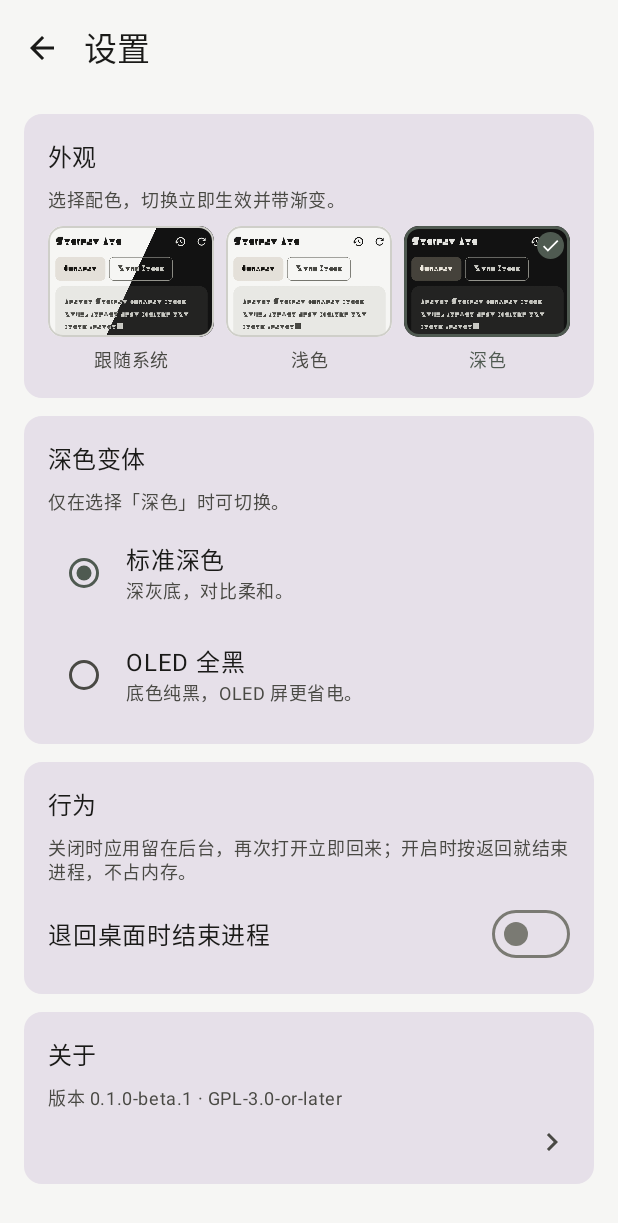
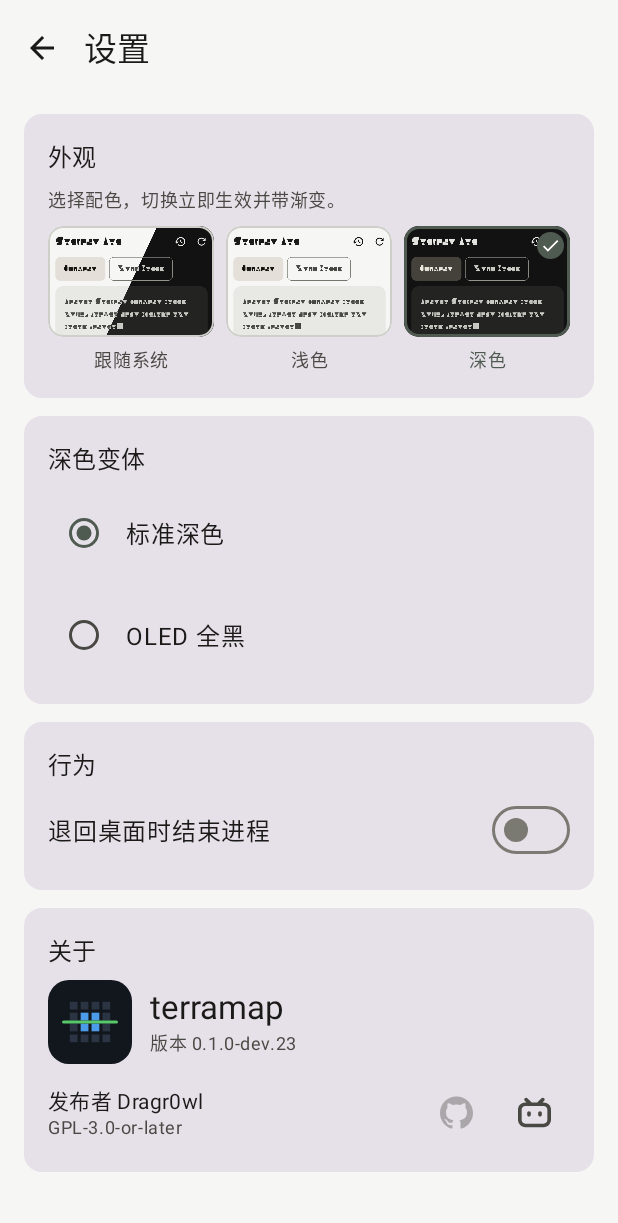
Before and after one commit to Dragrowl/TerraXaleid, an Android app built with Jetpack Compose: the composable SettingsScreen shown on its own in the app's theme, after a tap on "深色", on a phone screen of 412 x 824 dp. Shown: the top 1223 px of the screen. Run offline under Robolectric (Android 15) with nearby library versions, the phone set to English and light mode, and no system bars; 19 statements that could not run were skipped; 2 other taps on this screen came first.

Commit message:
refactor(android): about block inline on the settings page; variant card follows the resolved theme; drop descriptive subtitles

```diff
--- a/android/app/build.gradle.kts
+++ b/android/app/build.gradle.kts
@@ -22,8 +22,8 @@ android {
         applicationId = "io.terramap.android"
         minSdk = 24
         targetSdk = 34
-        versionCode = 25
-        versionName = "0.1.0-beta.1"
+        versionCode = 26
+        versionName = "0.1.0-dev.23"
     }
 
     buildFeatures {
--- /dev/null
+++ b/android/app/src/main/kotlin/io/terramap/android/ui/AboutBlock.kt
@@ -0,0 +1,134 @@
+// SPDX-License-Identifier: GPL-3.0-or-later
+
+package io.terramap.android.ui
+
+import android.content.ActivityNotFoundException
+import android.content.Intent
+import android.net.Uri
+import androidx.compose.foundation.Image
+import androidx.compose.foundation.background
+import androidx.compose.foundation.layout.Arrangement
+import androidx.compose.foundation.layout.Box
+import androidx.compose.foundation.layout.Column
+import androidx.compose.foundation.layout.Row
+import androidx.compose.foundation.layout.Spacer
+import androidx.compose.foundation.layout.fillMaxSize
+import androidx.compose.foundation.layout.fillMaxWidth
+import androidx.compose.foundation.layout.size
+import androidx.compose.foundation.layout.width
+import androidx.compose.foundation.shape.RoundedCornerShape
+import androidx.compose.material3.Icon
+import androidx.compose.material3.IconButton
+import androidx.compose.material3.MaterialTheme
+import androidx.compose.material3.Text
+import androidx.compose.runtime.Composable
+import androidx.compose.ui.Alignment
+import androidx.compose.ui.Modifier
+import androidx.compose.ui.draw.alpha
+import androidx.compose.ui.draw.clip
+import androidx.compose.ui.graphics.Color
+import androidx.compose.ui.platform.LocalContext
+import androidx.compose.ui.res.painterResource
+import androidx.compose.ui.res.stringResource
+import androidx.compose.ui.unit.dp
+import io.terramap.android.BuildConfig
+import io.terramap.android.R
+
+private val IconTile = Color(0xFF12161D)
+private const val BILIBILI_URL = "https://space.bilibili.com/3461573882415902"
+
+/**
+ * The about block, laid out inside the settings screen as its last card: mark and version on top,
+ * publisher and licence bottom-left, the two link buttons bottom-right. No separate screen.
+ */
+@Composable
+internal fun AboutBlock(onLinkFailed: () -> Unit) {
+    val context = LocalContext.current
+
+    Row(verticalAlignment = Alignment.CenterVertically) {
+        // The launcher icon is an adaptive-icon XML, which a painter cannot rasterise, so the mark is
+        // composed from the same vector on its dark tile.
+        Box(
+            modifier = Modifier
+                .size(56.dp)
+                .clip(RoundedCornerShape(14.dp))
+                .background(IconTile),
+            contentAlignment = Alignment.Center,
+        ) {
+            Image(
+                painter = painterResource(R.drawable.ic_launcher_foreground),
+                contentDescription = null,
+                modifier = Modifier.fillMaxSize(),
+            )
+        }
+        Spacer(Modifier.width(12.dp))
+        Column {
+            Text(
+                text = stringResource(R.string.app_name),
+                style = MaterialTheme.typography.titleLarge,
+            )
+            Text(
+                text = stringResource(R.string.about_version, BuildConfig.VERSION_NAME),
+                style = MaterialTheme.typography.bodySmall,
+                color = MaterialTheme.colorScheme.onSurfaceVariant,
+            )
+        }
+    }
+
+    Row(
+        modifier = Modifier.fillMaxWidth(),
+        verticalAlignment = Alignment.CenterVertically,
+    ) {
+        Column(modifier = Modifier.weight(1f)) {
+            Text(
+                text = stringResource(R.string.about_publisher),
+                style = MaterialTheme.typography.bodyMedium,
+            )
+            Text(
+                text = stringResource(R.string.about_license),
+                style = MaterialTheme.typography.bodySmall,
+                color = MaterialTheme.colorScheme.onSurfaceVariant,
+            )
+        }
+        LinkButton(
+            icon = R.drawable.ic_github,
+            label = stringResource(R.string.about_github),
+            // No repository URL yet: disabled rather than a button that lies.
+            onClick = null,
+        )
+        Spacer(Modifier.width(4.dp))
+        LinkButton(
+            icon = R.drawable.ic_bilibili,
+            label = stringResource(R.string.about_bilibili),
+            onClick = {
+                val intent = Intent(Intent.ACTION_VIEW, Uri.parse(BILIBILI_URL))
+                try {
+                    context.startActivity(intent)
+                } catch (_: ActivityNotFoundException) {
+                    onLinkFailed()
+                }
+            },
+        )
+    }
+}
+
+/** Small icon-only link: muted grey, dimmed when there is nowhere to go. */
+@Composable
+private fun LinkButton(
+    icon: Int,
+    label: String,
+    onClick: (() -> Unit)?,
+) {
+    IconButton(
+        onClick = { onClick?.invoke() },
+        enabled = onClick != null,
+        modifier = Modifier.alpha(if (onClick != null) 1f else 0.38f),
+    ) {
+        Icon(
+            painter = painterResource(icon),
+            contentDescription = label,
+            tint = MaterialTheme.colorScheme.onSurfaceVariant,
+            modifier = Modifier.size(22.dp),
+        )
+    }
+}
--- a/android/app/src/main/kotlin/io/terramap/android/ui/SettingsScreen.kt
+++ b/android/app/src/main/kotlin/io/terramap/android/ui/SettingsScreen.kt
@@ -9,6 +9,7 @@ import androidx.compose.foundation.Image
 import androidx.compose.foundation.background
 import androidx.compose.foundation.border
 import androidx.compose.foundation.clickable
+import androidx.compose.foundation.isSystemInDarkTheme
 import androidx.compose.foundation.layout.Arrangement
 import androidx.compose.foundation.layout.Box
 import androidx.compose.foundation.layout.Column
@@ -25,7 +26,6 @@ import androidx.compose.foundation.shape.RoundedCornerShape
 import androidx.compose.foundation.verticalScroll
 import androidx.compose.material.icons.Icons
 import androidx.compose.material.icons.automirrored.filled.ArrowBack
-import androidx.compose.material.icons.automirrored.filled.KeyboardArrowRight
 import androidx.compose.material.icons.filled.Check
 import androidx.compose.material3.Card
 import androidx.compose.material3.ExperimentalMaterial3Api
@@ -34,10 +34,14 @@ import androidx.compose.material3.IconButton
 import androidx.compose.material3.MaterialTheme
 import androidx.compose.material3.RadioButton
 import androidx.compose.material3.Scaffold
+import androidx.compose.material3.SnackbarHost
+import androidx.compose.material3.SnackbarHostState
 import androidx.compose.material3.Switch
 import androidx.compose.material3.Text
 import androidx.compose.material3.TopAppBar
 import androidx.compose.runtime.Composable
+import androidx.compose.runtime.remember
+import androidx.compose.runtime.rememberCoroutineScope
 import androidx.compose.ui.Alignment
 import androidx.compose.ui.Modifier
 import androidx.compose.ui.draw.clip
@@ -46,11 +50,11 @@ import androidx.compose.ui.res.painterResource
 import androidx.compose.ui.res.stringResource
 import androidx.compose.ui.text.style.TextAlign
 import androidx.compose.ui.unit.dp
-import io.terramap.android.BuildConfig
 import io.terramap.android.R
 import io.terramap.android.data.BackExit
 import io.terramap.android.data.DarkVariant
 import io.terramap.android.data.ThemeMode
+import kotlinx.coroutines.launch
 
 /**
  * Every option is an expanded card with a subtitle - no dropdowns, no second level - so the whole
@@ -58,8 +62,17 @@ import io.terramap.android.data.ThemeMode
  * `terramap.json` on change.
  */
 @Composable
-internal fun SettingsScreen(onBack: () -> Unit, onOpenAbout: () -> Unit) {
+internal fun SettingsScreen(onBack: () -> Unit) {
     val config = ThemeController.config
+    val systemDark = isSystemInDarkTheme()
+    val resolvedDark = when (config.theme) {
+        ThemeMode.Auto -> systemDark
+        ThemeMode.Light -> false
+        ThemeMode.Dark -> true
+    }
+    val snackbar = remember { SnackbarHostState() }
+    val scope = rememberCoroutineScope()
+    val linkFailed = stringResource(R.string.about_link_failed)
     Scaffold(
         topBar = {
             TopAppBar(
@@ -74,6 +87,7 @@ internal fun SettingsScreen(onBack: () -> Unit, onOpenAbout: () -> Unit) {
                 },
             )
         },
+        snackbarHost = { SnackbarHost(snackbar) },
     ) { padding ->
         Column(
             modifier = Modifier
@@ -114,21 +128,20 @@ internal fun SettingsScreen(onBack: () -> Unit, onOpenAbout: () -> Unit) {
                 }
             }
 
-            // Only meaningful once the resolved theme is dark, so it appears with the dark choice.
-            if (config.theme == ThemeMode.Dark) {
+            // Shown whenever the resolved theme is dark, which includes the automatic mode on a
+            // device that is currently in dark mode.
+            if (resolvedDark) {
                 SettingsCard(
                     title = stringResource(R.string.dark_variant_title),
-                    subtitle = stringResource(R.string.dark_variant_subtitle),
+                    subtitle = null,
                 ) {
                     DarkVariantRow(
                         title = stringResource(R.string.dark_variant_standard),
-                        body = stringResource(R.string.dark_variant_standard_body),
                         selected = config.darkVariant == DarkVariant.Standard,
                         onClick = { ThemeController.setDarkVariant(DarkVariant.Standard) },
                     )
                     DarkVariantRow(
                         title = stringResource(R.string.dark_variant_oled),
-                        body = stringResource(R.string.dark_variant_oled_body),
                         selected = config.darkVariant == DarkVariant.Oled,
                         onClick = { ThemeController.setDarkVariant(DarkVariant.Oled) },
                     )
@@ -137,7 +150,7 @@ internal fun SettingsScreen(onBack: () -> Unit, onOpenAbout: () -> Unit) {
 
             SettingsCard(
                 title = stringResource(R.string.behavior_title),
-                subtitle = stringResource(R.string.behavior_exit_body),
+                subtitle = null,
             ) {
                 Row(
                     modifier = Modifier.fillMaxWidth(),
@@ -157,23 +170,12 @@ internal fun SettingsScreen(onBack: () -> Unit, onOpenAbout: () -> Unit) {
                 }
             }
 
-            // One entry point, whole card tappable: the about page is a card stack too, not a menu.
+            // The about block sits at the bottom of the same page - no second level to walk into.
             SettingsCard(
-                title = stringResource(R.string.settings_about_title),
-                subtitle = stringResource(R.string.settings_about_subtitle, BuildConfig.VERSION_NAME),
-                modifier = Modifier.clickable(onClick = onOpenAbout),
+                title = stringResource(R.string.about_title),
+                subtitle = null,
             ) {
-                Row(
-                    modifier = Modifier.fillMaxWidth(),
-                    horizontalArrangement = Arrangement.End,
-                    verticalAlignment = Alignment.CenterVertically,
-                ) {
-                    Icon(
-                        imageVector = Icons.AutoMirrored.Filled.KeyboardArrowRight,
-                        contentDescription = null,
-                        tint = MaterialTheme.colorScheme.onSurfaceVariant,
-                    )
-                }
+                AboutBlock(onLinkFailed = { scope.launch { snackbar.showSnackbar(linkFailed) } })
             }
         }
     }
@@ -243,7 +245,6 @@ private fun ThemeOption(
 @Composable
 private fun DarkVariantRow(
     title: String,
-    body: String,
     selected: Boolean,
     onClick: () -> Unit,
 ) {
@@ -256,14 +257,7 @@ private fun DarkVariantRow(
     ) {
         RadioButton(selected = selected, onClick = onClick)
         Spacer(Modifier.size(4.dp))
-        Column {
-            Text(text = title, style = MaterialTheme.typography.bodyLarge)
-            Text(
-                text = body,
-                style = MaterialTheme.typography.bodySmall,
-                color = MaterialTheme.colorScheme.onSurfaceVariant,
-            )
-        }
+        Text(text = title, style = MaterialTheme.typography.bodyLarge)
     }
 }
 
--- a/android/app/src/main/res/values/strings.xml
+++ b/android/app/src/main/res/values/strings.xml
@@ -22,13 +22,8 @@
     <string name="theme_light">浅色</string>
     <string name="theme_dark">深色</string>
     <string name="dark_variant_title">深色变体</string>
-    <string name="dark_variant_subtitle">仅在选择「深色」时可切换。</string>
     <string name="dark_variant_standard">标准深色</string>
-    <string name="dark_variant_standard_body">深灰底，对比柔和。</string>
     <string name="dark_variant_oled">OLED 全黑</string>
-    <string name="dark_variant_oled_body">底色纯黑，OLED 屏更省电。</string>
-    <string name="settings_about_title">关于</string>
-    <string name="settings_about_subtitle">版本 %1$s · GPL-3.0-or-later</string>
     <string name="about_title">关于</string>
     <string name="about_version">版本 %1$s</string>
     <string name="about_publisher">发布者 Dragr0wl</string>
@@ -38,7 +33,6 @@
     <string name="about_link_failed">没有可以打开这个链接的应用</string>
     <string name="behavior_title">行为</string>
     <string name="behavior_exit_title">退回桌面时结束进程</string>
-    <string name="behavior_exit_body">关闭时应用留在后台，再次打开立即回来；开启时按返回就结束进程，不占内存。</string>
     <string name="worlds_title">选择世界</string>
     <string name="worlds_hint">保存位置</string>
     <string name="worlds_empty">这个位置没有 .wld 存档</string>
```
Also changed, not shown: android/app/src/main/kotlin/io/terramap/android/ui/AboutScreen.kt (deleted, +0 -200 lines), android/app/src/main/kotlin/io/terramap/android/ui/AppRoot.kt (+3 -13 lines), 4 other files.
